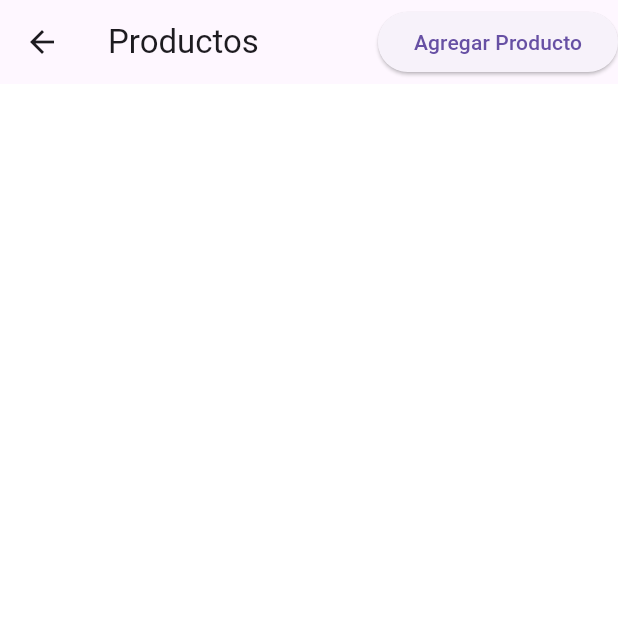
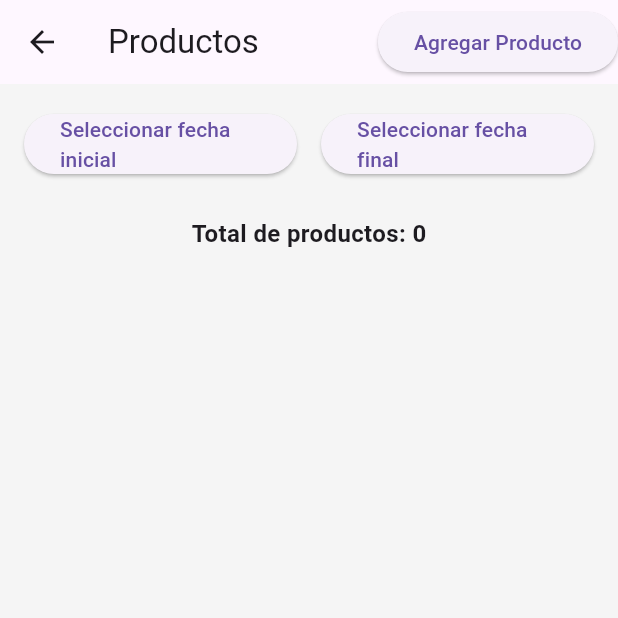
Before and after one commit to Danielcar2na/inventory_manager, a Flutter app: the ProductScreen screen opened directly, after a tap on "Agregar Producto", on a phone screen of 412 x 824 dp, the top half of it. Run offline on Flutter 3.47's test engine with Material 3 defaults, Android fonts, the phone set to English and light mode, and no system bars; our stand-ins replace get, sqflite; missing offline and left inert: dart:ffi; accounts and stored records are empty.

Commit message:
filtro fecha funcionando

```diff
--- a/lib/products/View/add_product_form.dart
+++ b/lib/products/View/add_product_form.dart
@@ -10,26 +10,12 @@ class AddProductForm extends StatelessWidget {
 
   @override
   Widget build(BuildContext context) {
-    // Controladores para los campos de texto
     TextEditingController nombreController = TextEditingController();
     TextEditingController precioController = TextEditingController();
 
-    // Aquí almacenaremos el código autoincremental del producto
-    int nextCodigo = 1;
-
-    // Función para obtener el código del último producto y sumarle 1
-    Future<void> getNextCodigo() async {
-      // Obtener el último producto de la base de datos
-      Product? lastProduct = await viewModel.getLastProduct();
-      // Si hay productos, tomar el código del último y sumarle 1
-      if (lastProduct != null) {
-        nextCodigo = int.parse(lastProduct.codigo) + 1;
-      }
-    }
-
     return ElevatedButton(
       onPressed: () async {
-        await getNextCodigo(); // Obtener el próximo código disponible
+        int nextCodigo = await viewModel.getNextCodigo();
 
         Get.defaultDialog(
           title: "Agregar Producto",
@@ -42,21 +28,41 @@ class AddProductForm extends StatelessWidget {
               TextField(
                 controller: precioController,
                 decoration: const InputDecoration(labelText: "Precio"),
-                keyboardType: TextInputType.number,
+                keyboardType: TextInputType.numberWithOptions(decimal: true),
               ),
             ],
           ),
           confirm: ElevatedButton(
             onPressed: () {
-              // Crear un nuevo objeto Product con los datos del formulario
+              if (nombreController.text.isEmpty || precioController.text.isEmpty) {
+                Get.snackbar(
+                  "Error",
+                  "Por favor, complete todos los campos",
+                  backgroundColor: Colors.red,
+                  colorText: Colors.white,
+                );
+                return;
+              }
+
+              double? precio = double.tryParse(precioController.text);
+              if (precio == null) {
+                Get.snackbar(
+                  "Error",
+                  "Por favor, ingrese un precio válido",
+                  backgroundColor: Colors.red,
+                  colorText: Colors.white,
+                );
+                return;
+              }
+
               Product newProduct = Product(
-                agrupacion: 'Nuevo', // Añadir valores fijos o controladores
+                agrupacion: 'Nuevo',
                 archivo: '',
                 bodega: '',
                 categoria: '',
                 cenExt2: '',
                 clave: '',
-                codigo: nextCodigo.toString(), // Asignar el código autoincremental
+                codigo: nextCodigo.toString(),
                 core: '',
                 ean: '',
                 gm4: '',
@@ -70,7 +76,7 @@ class AddProductForm extends StatelessWidget {
                 pagaPastilla: '',
                 peso: 0.0,
                 portafolio: '',
-                precio: double.parse(precioController.text),
+                precio: precio,
                 saldo: 0,
                 sector: '',
                 subcategoria: '',
@@ -80,23 +86,21 @@ class AddProductForm extends StatelessWidget {
                 unidadmedida: '',
                 vendedor: '',
                 marcadd: '',
+                createAt: DateTime.now(), // Fecha actual
               );
 
-              // Llamar al método para agregar el producto a la base de datos
               viewModel.addProduct(newProduct);
 
-              // Limpiar los campos del formulario
               nombreController.clear();
               precioController.clear();
 
-              // Cerrar el diálogo
               Get.back();
             },
             child: const Text("Agregar"),
           ),
           cancel: ElevatedButton(
             onPressed: () {
-              Get.back(); // Cerrar el diálogo
+              Get.back();
             },
             child: const Text("Cancelar"),
           ),
--- a/lib/products/View/product_screen.dart
+++ b/lib/products/View/product_screen.dart
@@ -1,10 +1,9 @@
 import 'package:flutter/material.dart';
-import 'package:flutter_application_1/home/widgets/user_item_list.dart';
 import 'package:flutter_application_1/products/View/add_product_form.dart';
-import 'package:flutter_application_1/products/model/product.dart';
 import 'package:flutter_application_1/products/view_model/product_view_model.dart';
 import 'package:flutter_application_1/products/widgets/product_item_list.dart';
 import 'package:get/get.dart';
+import 'package:intl/intl.dart';
 
 class ProductScreen extends StatelessWidget {
   ProductScreen({Key? key}) : super(key: key);
@@ -19,49 +18,87 @@ class ProductScreen extends StatelessWidget {
           title: Text('Productos'),
           actions: [
             AddProductForm(),
-          ]
+          ],
         ),
-          backgroundColor: const Color.fromARGB(223, 255, 255, 255),
+        backgroundColor: Colors.grey[100],
         body: Column(
           children: [
-              Obx(() => SingleChildScrollView(
+            _buildDateFilter(),
+            _buildProductCount(),
+            Expanded(
+              child: Obx(() => ListView.builder(
                 controller: viewModel.scrollController,
-                    scrollDirection: Axis.vertical,
-                    child: SizedBox(
-                      height: Get.width * 1.40,
-                      width: Get.width * 0.95,
-                      child: ListView.builder(
-                        padding: EdgeInsets.only(top: 0.5),
-                        scrollDirection: Axis.vertical,
-                        shrinkWrap: false,
-                        itemCount: viewModel.productList.length,
-                        itemBuilder: (BuildContext context, int position) {
-                          return Column(
-                            children: [
-                              ProductItemList(position: position),
-                            ],
+                itemCount: viewModel.filteredProductList.length,
+                itemBuilder: (BuildContext context, int index) {
+                  final product = viewModel.filteredProductList[index];
+                  return ProductItemList(
+                    product: product,
+                    index: index,
                   );
                 },
+              )),
+            ),
+          ],
         ),
       ),
-                  ))
-            ],
-          )),
     );
   }
-}
 
-Widget logoAzul() {
-  return SizedBox(
-    height: 180,
-    width: 200,
-    child: Column(
+  Widget _buildDateFilter() {
+    return Padding(
+      padding: const EdgeInsets.all(16.0),
+      child: Row(
         children: [
-        Image.asset(
-          'assets/img/description.png',
-          width: 180,
+          Expanded(
+            child: Obx(() => ElevatedButton(
+              onPressed: () => _selectDate(isStartDate: true),
+              child: Text(viewModel.startDate.value != null
+                  ? 'Desde: ${DateFormat('dd/MM/yyyy').format(viewModel.startDate.value!)}'
+                  : 'Seleccionar fecha inicial'),
+            )),
+          ),
+          SizedBox(width: 16),
+          Expanded(
+            child: Obx(() => ElevatedButton(
+              onPressed: () => _selectDate(isStartDate: false),
+              child: Text(viewModel.endDate.value != null
+                  ? 'Hasta: ${DateFormat('dd/MM/yyyy').format(viewModel.endDate.value!)}'
+                  : 'Seleccionar fecha final'),
+            )),
           ),
         ],
       ),
     );
   }
+
+  Widget _buildProductCount() {
+    return Obx(() => Padding(
+      padding: const EdgeInsets.symmetric(horizontal: 16.0, vertical: 8.0),
+      child: Text(
+        'Total de productos: ${viewModel.filteredProductList.length}',
+        style: TextStyle(fontSize: 16, fontWeight: FontWeight.bold),
+      ),
+    ));
+  }
+
+  void _selectDate({required bool isStartDate}) async {
+    DateTime initialDate = isStartDate
+        ? viewModel.startDate.value ?? DateTime.now()
+        : viewModel.endDate.value ?? DateTime.now();
+
+    DateTime? picked = await showDatePicker(
+      context: Get.context!,
+      initialDate: initialDate,
+      firstDate: DateTime(2000),
+      lastDate: DateTime(2101),
+    );
+
+    if (picked != null) {
+      if (isStartDate) {
+        viewModel.setStartDate(picked);
+      } else {
+        viewModel.setEndDate(picked);
+      }
+    }
+  }
+}
--- a/lib/products/model/product.dart
+++ b/lib/products/model/product.dart
@@ -39,8 +39,7 @@ class Product {
     String unidadmedida;
     String vendedor;
     String marcadd;
-    // String productos;
-    // String createAt;
+    DateTime createAt;
 
     Product({
         required this.agrupacion,
@@ -73,8 +72,7 @@ class Product {
         required this.unidadmedida,
         required this.vendedor,
         required this.marcadd,
-        // required this.productos,
-        // required this.createAt,
+        required this.createAt,
     });
 
     factory Product.fromJson(Map<String, dynamic> json) => Product(
@@ -108,8 +106,7 @@ class Product {
         unidadmedida: json["Unidadmedida"],
         vendedor: json["Vendedor"],
         marcadd: json["Marcadd"],
-        // productos: json["Productos"],
-        // createAt: json["CreateAt"],
+        createAt: DateTime.parse(json["CreateAt"]),
     );
 
     Map<String, dynamic> toJson() => {
@@ -143,7 +140,6 @@ class Product {
         "Unidadmedida": unidadmedida,
         "Vendedor": vendedor,
         "Marcadd": marcadd,
-        // "Productos": productos,
-        // "CreateAt": createAt,
+        "CreateAt": createAt.toIso8601String(),
     };
 }
--- a/lib/products/view_model/product_view_model.dart
+++ b/lib/products/view_model/product_view_model.dart
@@ -5,30 +5,39 @@ import 'package:get/get.dart';
 import 'package:sqflite/sqflite.dart';
 
 class ProductViewModel extends GetxController {
+  ScrollController scrollController = ScrollController();
+  RxList<Product> productList = RxList();
+  RxList<Product> filteredProductList = RxList();
 
-  ScrollController scrollController = ScrollController();
-  ProductViewModel();
-  RxList<Product> productList = RxList();
+  Rx<DateTime?> startDate = Rx<DateTime?>(null);
+  Rx<DateTime?> endDate = Rx<DateTime?>(null);
+
   @override
   void onInit() {
     getProducts();
     super.onInit();
   }
 
-
  void getProducts() async {
     SqliteService sqliteService = SqliteService();
     Database db = await sqliteService.openDB();
-    Product? product;
 
-    String statement =
-        '''SELECT * FROM ProductosCatalogo''';
+    String statement = '''SELECT * FROM ProductosCatalogo''';
 
     try {
       List<Map> result = await db.rawQuery(statement);
       if (result.isNotEmpty) {
+        productList.clear();
         for (var item in result) {
-          product = Product(
+          DateTime? createAt;
+          try {
+            createAt = item["CreateAt"] != null ? DateTime.parse(item["CreateAt"]) : null;
+          } catch (e) {
+            print("Error parsing date: ${item["CreateAt"]}");
+            createAt = null;
+          }
+
+          Product product = Product(
             agrupacion: item["Agrupacion"],
             archivo: item["Archivo"],
             bodega: item["Bodega"],
@@ -59,39 +68,60 @@ class ProductViewModel extends GetxController {
             unidadmedida: item["Unidadmedida"],
             vendedor: item["Vendedor"],
             marcadd: item["marcadd"],
+            createAt: createAt ?? DateTime.now(),
           );
           productList.add(product);
         }
       }
+      filteredProductList.value = productList;
     } catch (e) {
-      Get.snackbar("Error", 'El producto no existe',
+      print("Error fetching products: $e");
+      Get.snackbar("Error", 'No se pudieron cargar los productos',
           backgroundColor: Colors.red.shade400, colorText: Colors.white);
     }
   }
-  //Método para eliminar un producto
+
+  void filterProductsByDate() {
+    if (startDate.value == null || endDate.value == null) {
+      filteredProductList.value = productList;
+    } else {
+      filteredProductList.value = productList.where((product) {
+        return product.createAt.isAfter(startDate.value!) &&
+               product.createAt.isBefore(endDate.value!.add(Duration(days: 1)));
+      }).toList();
+    }
+  }
+
+  void setStartDate(DateTime date) {
+    startDate.value = date;
+    filterProductsByDate();
+  }
+
+  void setEndDate(DateTime date) {
+    endDate.value = date;
+    filterProductsByDate();
+  }
+
   void deleteProduct(int index) async {
-    if (index < 0 || index >= productList.length) {
+    if (index < 0 || index >= filteredProductList.length) {
       Get.snackbar("Error", "Producto no encontrado");
       return;
     }
 
-    // Obtener el producto a eliminar
-    Product productToDelete = productList[index];
+    Product productToDelete = filteredProductList[index];
 
-    // Eliminar de la base de datos
     SqliteService sqliteService = SqliteService();
     Database db = await sqliteService.openDB();
 
     try {
-     int test = await db.delete(
+      await db.delete(
         'ProductosCatalogo',
         where: 'Codigo = ?',
         whereArgs: [productToDelete.codigo],
       );
-      print(test);
 
-      // Eliminar de la lista
-      productList.removeAt(index);
+      productList.remove(productToDelete);
+      filteredProductList.remove(productToDelete);
 
       Get.snackbar("Éxito", "Producto eliminado correctamente");
     } catch (e) {
@@ -99,32 +129,31 @@ class ProductViewModel extends GetxController {
     }
   }
 
-
-///////////////////////////////////////////////////////////////////
   void editProduct(int index, Product updatedProduct) async {
-  if (index < 0 || index >= productList.length) {
+    if (index < 0 || index >= filteredProductList.length) {
       Get.snackbar("Error", "Producto no encontrado");
       return;
     }
 
-  // Obtener el producto a editar
-  Product productToEdit = productList[index];
+    Product productToEdit = filteredProductList[index];
 
-  // Actualizar la base de datos
     SqliteService sqliteService = SqliteService();
     Database db = await sqliteService.openDB();
 
     try {
       int rowsAffected = await db.update(
         'ProductosCatalogo',
-      updatedProduct.toJson(), // Asegúrate de tener un método toJson en tu modelo Product
+        updatedProduct.toJson(),
         where: 'Codigo = ?',
         whereArgs: [productToEdit.codigo],
       );
 
       if (rowsAffected > 0) {
-      // Actualizar la lista local
-      productList[index] = updatedProduct; // Reemplazar el producto en la lista
+        int originalIndex = productList.indexWhere((p) => p.codigo == productToEdit.codigo);
+        if (originalIndex != -1) {
+          productList[originalIndex] = updatedProduct;
+        }
+        filteredProductList[index] = updatedProduct;
         Get.snackbar("Éxito", "Producto editado correctamente");
       } else {
         Get.snackbar("Error", "No se encontró el producto para editar");
@@ -133,22 +162,20 @@ void editProduct(int index, Product updatedProduct) async {
       Get.snackbar("Error", "No se pudo editar el producto");
     }
   }
-//////////////////////////////////////////////////////////////////////////7
-  // Método para agregar un producto
+
   void addProduct(Product newProduct) async {
     SqliteService sqliteService = SqliteService();
     Database db = await sqliteService.openDB();
 
-    // Insertar el nuevo producto en la base de datos
     try {
       await db.insert(
         'ProductosCatalogo',
         newProduct.toJson(),
-        conflictAlgorithm: ConflictAlgorithm.replace, // Reemplazar si existe
+        conflictAlgorithm: ConflictAlgorithm.replace,
       );
 
-      // Añadir el producto a la lista
       productList.add(newProduct);
+      filterProductsByDate();
 
       Get.snackbar("Éxito", "Producto agregado correctamente");
     } catch (e) {
@@ -156,66 +183,24 @@ void editProduct(int index, Product updatedProduct) async {
     }
   }
 
- Future<Product?> getLastProduct() async {
+  Future<int> getNextCodigo() async {
     SqliteService sqliteService = SqliteService();
     Database db = await sqliteService.openDB();
 
-  Product? lastProduct;
-
-  // Consulta SQL para obtener el último producto según el campo 'Codigo'
-  String statement = '''
-    SELECT * FROM ProductosCatalogo
-    ORDER BY Codigo DESC
-    LIMIT 1
-  ''';
+    int nextCodigo = 1;
 
     try {
-    // Ejecutar la consulta
-    List<Map<String, dynamic>> result = await db.rawQuery(statement);
+      List<Map> result = await db.rawQuery('''
+        SELECT MAX(CAST(Codigo AS INTEGER)) as maxCodigo FROM ProductosCatalogo
+      ''');
 
-    if (result.isNotEmpty) {
-      var item = result.first;
-
-      // Crear una instancia de Product con los datos obtenidos
-      lastProduct = Product(
-        agrupacion: item["Agrupacion"],
-        archivo: item["Archivo"],
-        bodega: item["Bodega"],
-        categoria: item["Categoria"],
-        cenExt2: item["Cen_ext2"],
-        clave: item["Clave"],
-        codigo: item["Codigo"],
-        core: item["Core"],
-        ean: item["Ean"],
-        gm4: item["GM4"],
-        grupo: item["Grupo"],
-        itf: item["Itf"],
-        iva: item["Iva"],
-        linea: item["Linea"],
-        lineaproduccion: item["Lineaproduccion"],
-        marca: item["Marca"],
-        nombre: item["Nombre"],
-        pagaPastilla: item["Paga_pastilla"],
-        peso: item["Peso"]?.toDouble(),
-        portafolio: item["Portafolio"],
-        precio: item["Precio"],
-        saldo: item["Saldo"],
-        sector: item["Sector"],
-        subcategoria: item["Subcategoria"],
-        sublinea: item["Sublinea"],
-        unidades: item["Unidades"],
-        unidadesxcaja: item["Unidadesxcaja"],
-        unidadmedida: item["Unidadmedida"],
-        vendedor: item["Vendedor"],
-        marcadd: item["marcadd"],
-      );
+      if (result.isNotEmpty && result[0]['maxCodigo'] != null) {
+        nextCodigo = int.parse(result[0]['maxCodigo'].toString()) + 1;
       }
     } catch (e) {
-    Get.snackbar("Error", "No se pudo obtener el último producto",
-        backgroundColor: Colors.red.shade400, colorText: Colors.white);
+      print("Error al obtener el siguiente código: $e");
     }
 
-  return lastProduct;
+    return nextCodigo;
   }
-
 }
```
Also changed, not shown: lib/products/widgets/product_item_list.dart (+126 -107 lines). Lines whose indentation alone changed are shown as unchanged.
